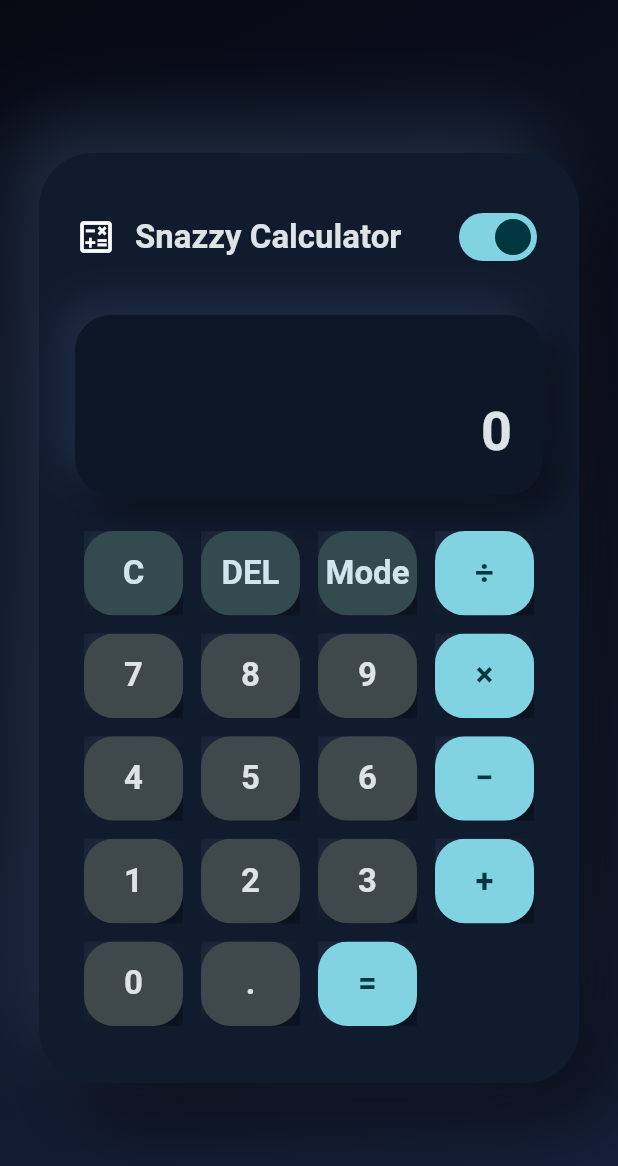
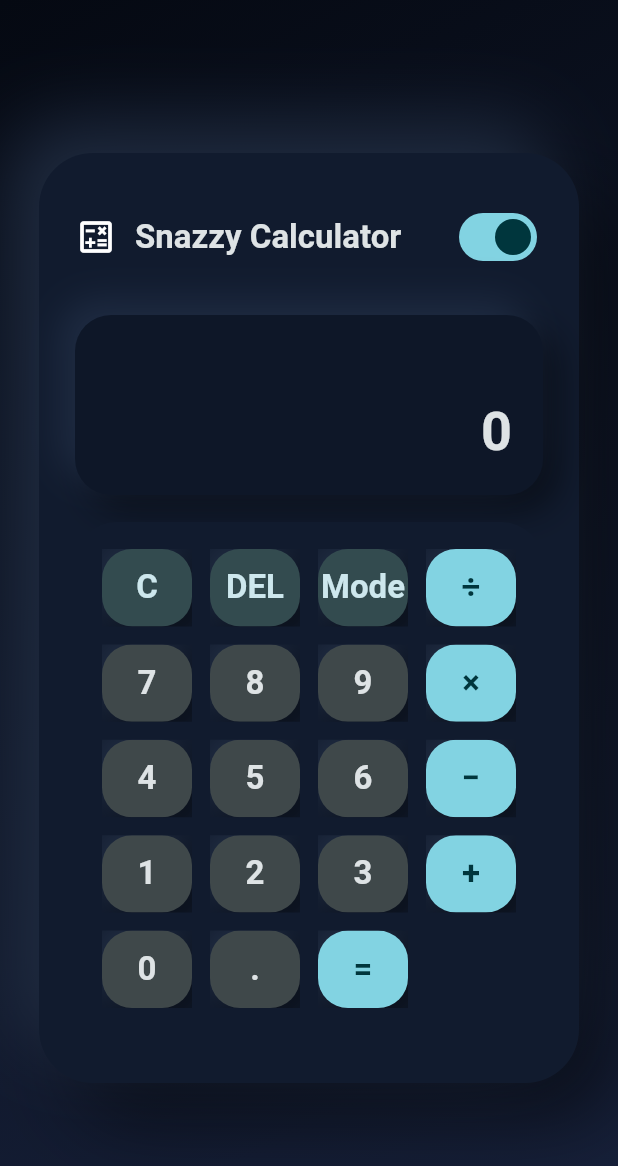
Before and after one commit to CodyRobards/ui_project_3, a Flutter app: the screen it shows after launch, on a phone screen of 412 x 824 dp. Shown: the top 1166 px of the screen. Run offline on Flutter 3.47's test engine with Material 3 defaults, Android fonts, the phone set to English and light mode, and no system bars; Roboto replaces fonts that are missing (RobotoMono).

Commit message:
Wrap keypad in rounded shell

```diff
--- a/lib/main.dart
+++ b/lib/main.dart
@@ -165,8 +165,20 @@ class _CalculatorPageState extends State<CalculatorPage> {
                   ),
                   const SizedBox(height: 18),
                   Expanded(
-                    child: _ButtonsGrid(
-                      onButtonTap: _handleButtonPress,
+                    child: ClipRRect(
+                      borderRadius: BorderRadius.circular(28),
+                      clipBehavior: Clip.antiAlias,
+                      child: DecoratedBox(
+                        decoration: BoxDecoration(
+                          color: shellColor,
+                        ),
+                        child: Padding(
+                          padding: const EdgeInsets.all(12),
+                          child: _ButtonsGrid(
+                            onButtonTap: _handleButtonPress,
+                          ),
+                        ),
+                      ),
                     ),
                   ),
                 ],
```
